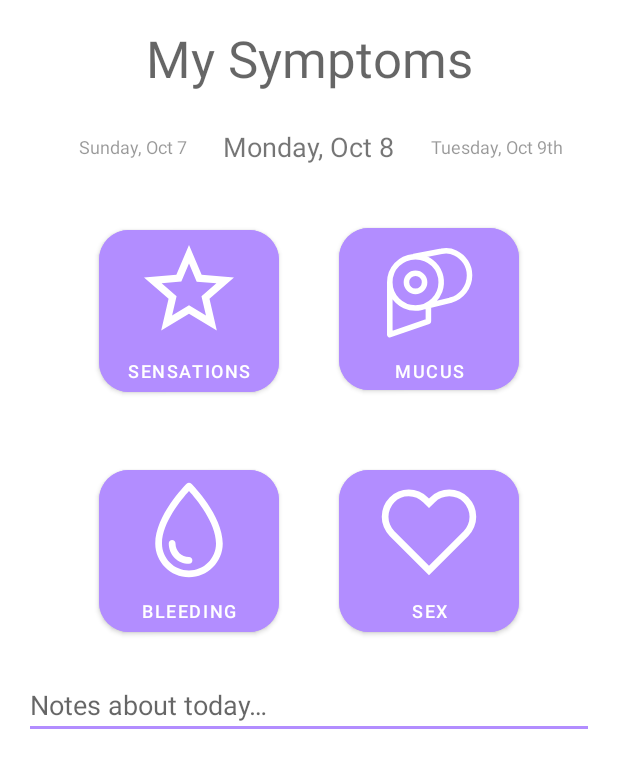
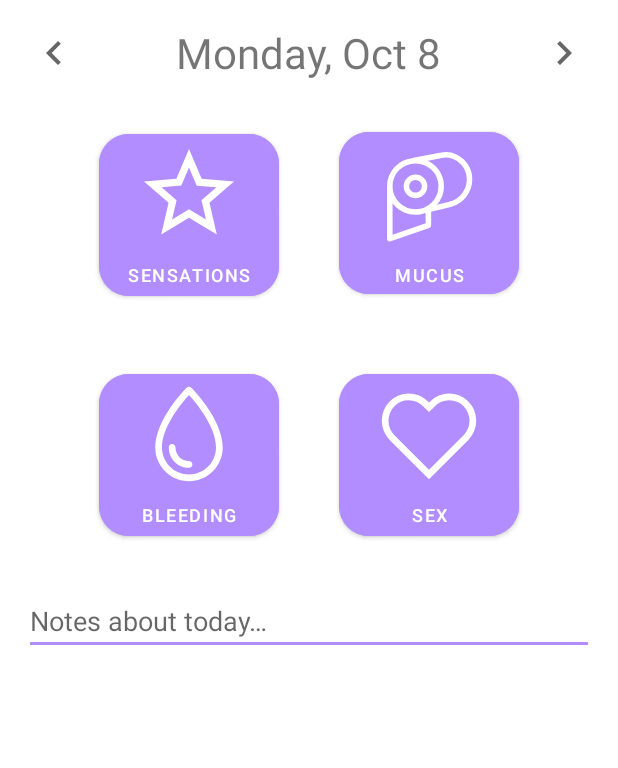
Before and after one commit to romrell4/FertilityTracker, an Android app: the layout fragment_data_entry.xml on its own in the app's theme, with its tools: preview values and no code run, on a phone screen of 412 x 824 dp. Shown: the top 768 px of the screen. Run offline under Robolectric (Android 15) with nearby library versions, the light colour scheme and no system bars.

Commit message:
Only allow user to add entries on today or previous

```diff
--- a/app/src/main/java/com/romrell4/fertility_tracker/view/DataEntryFragment.kt
+++ b/app/src/main/java/com/romrell4/fertility_tracker/view/DataEntryFragment.kt
@@ -50,8 +50,8 @@ class DataEntryFragment : Fragment(), MucusDialogCallback {
         }
 
         //Dates
-        binding.previousDateView.setOnClickListener { viewModel.selectPreviousDate() }
-        binding.nextDateView.setOnClickListener { viewModel.selectNextDate() }
+        binding.previousDateButton.setOnClickListener { viewModel.selectPreviousDate() }
+        binding.nextDateButton.setOnClickListener { viewModel.selectNextDate() }
 
         //Notes
         binding.notesText.addTextChangedListener { viewModel.saveNotes(it?.toString()) }
@@ -64,8 +64,7 @@ class DataEntryFragment : Fragment(), MucusDialogCallback {
     private fun render(viewState: DataEntryViewState) {
         //Date
         binding.currentDateView.text = DATE_FORMATTER.format(viewState.currentDate)
-        binding.previousDateView.text = DATE_FORMATTER.format(viewState.previousDate)
-        binding.nextDateView.text = DATE_FORMATTER.format(viewState.nextDate)
+        binding.nextDateButton.visibility = if (viewState.canSelectNextDate) View.VISIBLE else View.INVISIBLE
 
         //Buttons
         fun MaterialButton.setupSymptomButton(symptom: Any?) {
--- a/app/src/main/java/com/romrell4/fertility_tracker/viewmodel/DataEntryViewModel.kt
+++ b/app/src/main/java/com/romrell4/fertility_tracker/viewmodel/DataEntryViewModel.kt
@@ -97,7 +97,8 @@ data class DataEntryState(
         mucus = symptomEntry.mucus,
         bleeding = symptomEntry.bleeding,
         sex = symptomEntry.sex,
-        notes = symptomEntry.notes
+        notes = symptomEntry.notes,
+        canSelectNextDate = symptomEntry.date < LocalDate.now()
     )
 }
 
@@ -107,11 +108,6 @@ data class DataEntryViewState(
     val mucus: SymptomEntry.Mucus?,
     val bleeding: SymptomEntry.Bleeding?,
     val sex: SymptomEntry.Sex?,
-    val notes: String?
-) {
-    val previousDate: LocalDate
-        get() = currentDate.minusDays(1)
-
-    val nextDate: LocalDate
-        get() = currentDate.plusDays(1)
-}
+    val notes: String?,
+    val canSelectNextDate: Boolean
+)
--- /dev/null
+++ b/app/src/main/res/drawable/ic_baseline_keyboard_arrow_left_24.xml
@@ -0,0 +1,10 @@
+<vector xmlns:android="http://schemas.android.com/apk/res/android"
+    android:width="24dp"
+    android:height="24dp"
+    android:viewportWidth="24"
+    android:viewportHeight="24"
+    android:tint="?attr/colorControlNormal">
+  <path
+      android:fillColor="@android:color/white"
+      android:pathData="M15.41,16.59L10.83,12l4.58,-4.59L14,6l-6,6 6,6 1.41,-1.41z"/>
+</vector>
--- /dev/null
+++ b/app/src/main/res/drawable/ic_baseline_keyboard_arrow_right_24.xml
@@ -0,0 +1,10 @@
+<vector xmlns:android="http://schemas.android.com/apk/res/android"
+    android:width="24dp"
+    android:height="24dp"
+    android:viewportWidth="24"
+    android:viewportHeight="24"
+    android:tint="?attr/colorControlNormal">
+  <path
+      android:fillColor="@android:color/white"
+      android:pathData="M8.59,16.59L13.17,12 8.59,7.41 10,6l6,6 -6,6 -1.41,-1.41z"/>
+</vector>
--- a/app/src/main/res/layout/fragment_data_entry.xml
+++ b/app/src/main/res/layout/fragment_data_entry.xml
@@ -6,74 +6,39 @@
     android:layout_height="match_parent"
     tools:context=".view.DataEntryFragment">
 
-    <TextView
-        android:id="@+id/header"
-        android:layout_width="wrap_content"
-        android:layout_height="wrap_content"
-        android:layout_marginStart="8dp"
-        android:layout_marginTop="16dp"
-        android:layout_marginEnd="8dp"
-        android:text="@string/symptom_entry_header"
-        android:textAppearance="@style/TextAppearance.AppCompat.Display1"
-        app:layout_constraintEnd_toEndOf="parent"
+    <ImageView
+        android:id="@+id/previousDateButton"
+        android:layout_width="@dimen/date_arrows_size"
+        android:layout_height="@dimen/date_arrows_size"
+        android:layout_marginStart="20dp"
+        android:contentDescription="@string/previous_date_button_content_desc"
+        android:src="@drawable/ic_baseline_keyboard_arrow_left_24"
+        app:layout_constraintBottom_toBottomOf="@id/currentDateView"
         app:layout_constraintStart_toStartOf="parent"
-        app:layout_constraintTop_toTopOf="parent" />
-
-    <androidx.constraintlayout.widget.ConstraintLayout
-        android:id="@+id/dateWrapper"
-        android:layout_width="wrap_content"
-        android:layout_height="wrap_content"
-        android:layout_marginStart="8dp"
-        android:layout_marginTop="8dp"
-        android:layout_marginEnd="8dp"
-        android:padding="8dp"
-        app:layout_constraintEnd_toEndOf="parent"
-        app:layout_constraintStart_toStartOf="parent"
-        app:layout_constraintTop_toBottomOf="@+id/header">
-
-        <TextView
-            android:id="@+id/previousDateView"
-            android:layout_width="wrap_content"
-            android:layout_height="wrap_content"
-            android:layout_marginEnd="8dp"
-            android:alpha="0.75"
-            android:padding="8dp"
-            android:textSize="12sp"
-            app:layout_constraintBottom_toBottomOf="parent"
-            app:layout_constraintEnd_toStartOf="@+id/currentDateView"
-            app:layout_constraintHorizontal_bias="1.0"
-            app:layout_constraintStart_toStartOf="parent"
-            app:layout_constraintTop_toTopOf="parent"
-            tools:text="Sunday, Oct 7" />
+        app:layout_constraintTop_toTopOf="@id/currentDateView" />
 
     <TextView
         android:id="@+id/currentDateView"
         android:layout_width="wrap_content"
         android:layout_height="wrap_content"
+        android:layout_marginTop="8dp"
         android:padding="8dp"
-            android:textSize="18sp"
-            app:layout_constraintBottom_toBottomOf="parent"
-            app:layout_constraintEnd_toEndOf="parent"
-            app:layout_constraintStart_toStartOf="parent"
+        android:textSize="28sp"
+        app:layout_constraintEnd_toStartOf="@id/nextDateButton"
+        app:layout_constraintStart_toEndOf="@id/previousDateButton"
         app:layout_constraintTop_toTopOf="parent"
         tools:text="Monday, Oct 8" />
 
-        <TextView
-            android:id="@+id/nextDateView"
-            android:layout_width="wrap_content"
-            android:layout_height="wrap_content"
-            android:layout_marginStart="8dp"
-            android:alpha="0.75"
-            android:padding="8dp"
-            android:textSize="12sp"
-            app:layout_constraintBottom_toBottomOf="parent"
+    <ImageView
+        android:id="@+id/nextDateButton"
+        android:layout_width="@dimen/date_arrows_size"
+        android:layout_height="@dimen/date_arrows_size"
+        android:layout_marginEnd="20dp"
+        android:contentDescription="@string/next_date_button_content_desc"
+        android:src="@drawable/ic_baseline_keyboard_arrow_right_24"
+        app:layout_constraintBottom_toBottomOf="@id/currentDateView"
         app:layout_constraintEnd_toEndOf="parent"
-            app:layout_constraintHorizontal_bias="0.0"
-            app:layout_constraintStart_toEndOf="@+id/currentDateView"
-            app:layout_constraintTop_toTopOf="parent"
-            tools:text="Tuesday, Oct 9th" />
-
-    </androidx.constraintlayout.widget.ConstraintLayout>
+        app:layout_constraintTop_toTopOf="@id/currentDateView" />
 
     <GridLayout
         android:id="@+id/gridLayout"
@@ -83,7 +48,7 @@
         android:rowCount="2"
         app:layout_constraintEnd_toEndOf="parent"
         app:layout_constraintStart_toStartOf="parent"
-        app:layout_constraintTop_toBottomOf="@id/dateWrapper">
+        app:layout_constraintTop_toBottomOf="@id/currentDateView">
 
         <com.google.android.material.button.MaterialButton
             android:id="@+id/sensationsButton"
@@ -120,6 +85,7 @@
         android:layout_height="wrap_content"
         android:layout_marginStart="16dp"
         android:layout_marginEnd="16dp"
+        android:layout_marginTop="8dp"
         android:hint="@string/notes_hint"
         android:importantForAutofill="no"
         android:inputType="textMultiLine|textCapSentences"
--- a/app/src/main/res/values/dimens.xml
+++ b/app/src/main/res/values/dimens.xml
@@ -5,4 +5,5 @@
     <dimen name="chart_cell_width">24dp</dimen>
     <dimen name="chart_cell_height">32dp</dimen>
     <dimen name="stamp_size">20dp</dimen>
+    <dimen name="date_arrows_size">32dp</dimen>
 </resources>
--- a/app/src/main/res/values/strings.xml
+++ b/app/src/main/res/values/strings.xml
@@ -2,7 +2,6 @@
     <string name="app_name">Fertility Tracker</string>
     <string name="bottom_nav_entry">Add Entries</string>
     <string name="bottom_nav_chart">View Chart</string>
-    <string name="symptom_entry_header">My Symptoms</string>
     <string name="sensations_button_title">Sensations</string>
     <string name="mucus_button_title">Mucus</string>
     <string name="bleeding_button_title">Bleeding</string>
@@ -18,4 +17,6 @@
     <string name="stampHeader">Stamp</string>
     <string name="sensationsHeader">Sensations</string>
     <string name="cycleNumber">Cycle #%1$d</string>
+    <string name="previous_date_button_content_desc">Select previous date</string>
+    <string name="next_date_button_content_desc">Select next date</string>
 </resources>
```
Lines whose indentation alone changed are shown as unchanged.
